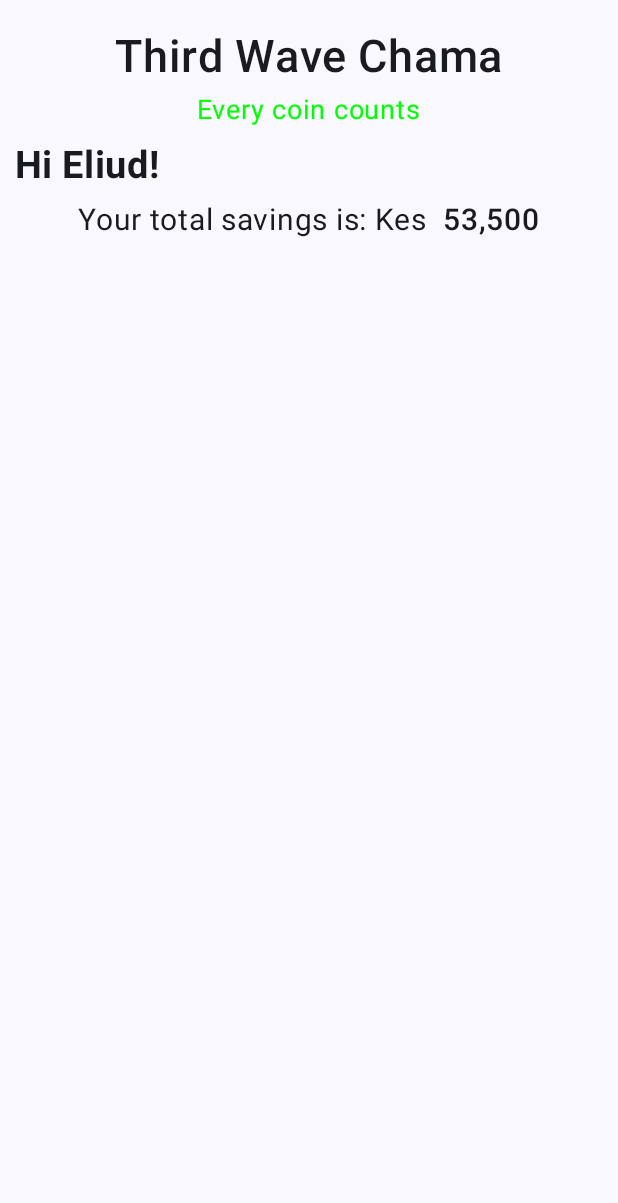
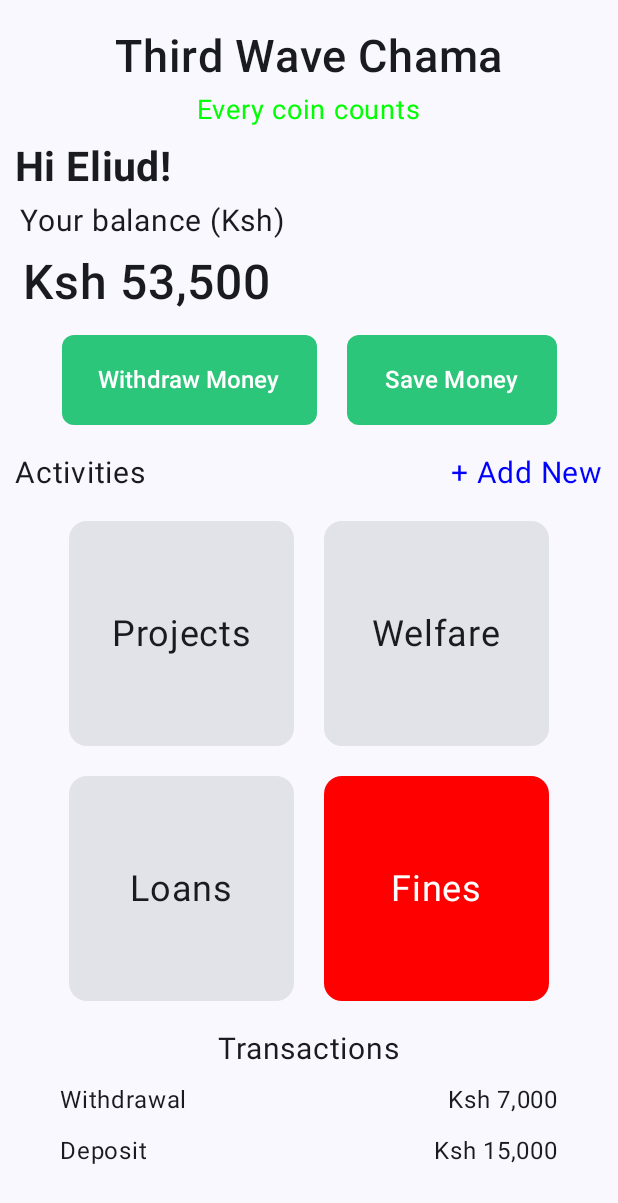
Before and after one commit to githukueliud/ChamaYetu, an Android app built with Jetpack Compose: the screen it shows after launch (MainActivity), on a phone screen of 412 x 824 dp. Shown: the top 1203 px of the screen. Run offline under Robolectric (Android 15) with nearby library versions, the phone set to English and light mode, and no system bars.

Commit message:
Home screen UI done

```diff
--- a/app/src/main/java/com/example/chamayetu/presentation/HomeScreen.kt
+++ b/app/src/main/java/com/example/chamayetu/presentation/HomeScreen.kt
@@ -1,5 +1,6 @@
 package com.example.chamayetu.presentation
 
+import androidx.compose.foundation.layout.Arrangement
 import androidx.compose.foundation.layout.Column
 import androidx.compose.foundation.layout.Row
 import androidx.compose.foundation.layout.Spacer
@@ -8,6 +9,11 @@ import androidx.compose.foundation.layout.fillMaxWidth
 import androidx.compose.foundation.layout.height
 import androidx.compose.foundation.layout.padding
 import androidx.compose.foundation.layout.width
+import androidx.compose.foundation.shape.RoundedCornerShape
+import androidx.compose.material3.Button
+import androidx.compose.material3.ButtonDefaults
+import androidx.compose.material3.Card
+import androidx.compose.material3.CardDefaults
 import androidx.compose.material3.Text
 import androidx.compose.runtime.Composable
 import androidx.compose.ui.Alignment
@@ -42,21 +48,169 @@ fun HomeScreen(modifier: Modifier = Modifier) {
         Text(
             text = "Hi Eliud!",
             modifier = Modifier.fillMaxWidth(),
-            fontSize = 25.sp,
+            fontSize = 27.sp,
             fontWeight = FontWeight.Bold
         )
+        Spacer(modifier = Modifier.height(8.dp))
+        Text(
+            text = "Your balance (Ksh)",
+            fontSize = 20.sp,
+            modifier = Modifier
+                .fillMaxWidth()
+                .padding(start = 3.dp)
+        )
         Spacer(modifier = Modifier.height(10.dp))
-        Row{
+        Text(
+            text = "Ksh 53,500",
+            fontSize = 32.sp,
+            fontWeight = FontWeight.SemiBold,
+            modifier = Modifier
+                .fillMaxWidth()
+                .padding(start = 5.dp)
+        )
+        Spacer(modifier = Modifier.height(15.dp))
+        Row {
+            Button(
+                onClick = { /*TODO*/ },
+                modifier = Modifier
+                    .height(60.dp)
+                    .width(170.dp),
+                shape = RoundedCornerShape(8.dp),
+                colors = ButtonDefaults.outlinedButtonColors(contentColor = Color.White, containerColor = Color(44, 198, 123))
+            ) {
+                Text(
+                    text = "Withdraw Money",
+                    fontSize = 16.sp
+                )
+            }
+            Spacer(modifier = Modifier.width(20.dp))
+            Button(
+                onClick = { /*TODO*/ },
+                modifier = Modifier
+                    .height(60.dp)
+                    .width(140.dp),
+                shape = RoundedCornerShape(8.dp),
+                colors = ButtonDefaults.outlinedButtonColors(contentColor = Color.White, containerColor = Color(44, 198, 123))
+            ) {
+                Text(
+                    text = "Save Money",
+                    fontSize = 16.sp
+                )
+            }
+        }
+        Spacer(modifier = Modifier.height(20.dp))
+        Row(
+            modifier = Modifier.fillMaxWidth(),
+            horizontalArrangement = Arrangement.SpaceBetween
+        ){
             Text(
-                text = "Your total savings is: Kes ",
+                text = "Activities",
                 fontSize = 20.sp
             )
-            Spacer(modifier = Modifier.width(5.dp))
             Text(
-                text = "53,500",
+                text = "+ Add New",
                 fontSize = 20.sp,
-                fontWeight = FontWeight.SemiBold
+                color = Color.Blue
             )
+        }
+        Spacer(modifier = Modifier.height(20.dp))
+        Row {
+            Card(
+                modifier = Modifier
+                    .height(150.dp)
+                    .width(150.dp)
+            ) {
+                Column(
+                    modifier = Modifier.fillMaxSize(),
+                    verticalArrangement = Arrangement.Center,
+                    horizontalAlignment = Alignment.CenterHorizontally
+                ) {
+                    Text(
+                        text = "Projects",
+                        fontSize = 24.sp
+                    )
+                }
+            }
+            Spacer(modifier = Modifier.width(20.dp))
+            Card(
+                modifier = Modifier
+                    .height(150.dp)
+                    .width(150.dp)
+            ) {
+                Column(
+                    modifier = Modifier.fillMaxSize(),
+                    verticalArrangement = Arrangement.Center,
+                    horizontalAlignment = Alignment.CenterHorizontally
+                ) {
+                    Text(
+                        text = "Welfare",
+                        fontSize = 24.sp
+                    )
+                }
+            }
+        }
+        Spacer(modifier = Modifier.height(20.dp))
+        Row {
+            Card(
+                modifier = Modifier
+                    .height(150.dp)
+                    .width(150.dp)
+            ) {
+                Column(
+                    modifier = Modifier.fillMaxSize(),
+                    verticalArrangement = Arrangement.Center,
+                    horizontalAlignment = Alignment.CenterHorizontally
+                ) {
+                    Text(
+                        text = "Loans",
+                        fontSize = 24.sp
+                    )
+                }
+            }
+            Spacer(modifier = Modifier.width(20.dp))
+            Card(
+                modifier = Modifier
+                    .height(150.dp)
+                    .width(150.dp),
+                colors = CardDefaults.cardColors(
+                    containerColor = Color.Red
+                )
+            ) {
+                Column(
+                    modifier = Modifier.fillMaxSize(),
+                    verticalArrangement = Arrangement.Center,
+                    horizontalAlignment = Alignment.CenterHorizontally
+                ) {
+                    Text(
+                        text = "Fines",
+                        fontSize = 24.sp,
+                        color = Color.White
+                    )
+                }
+            }
+        }
+        Spacer(modifier = Modifier.height(20.dp))
+        Text(
+            text = "Transactions",
+            fontSize = 20.sp
+        )
+        Spacer(modifier = Modifier.height(10.dp))
+        Row(
+            modifier = Modifier
+                .fillMaxWidth()
+                .padding(start = 30.dp, end = 30.dp),
+            horizontalArrangement = Arrangement.SpaceBetween
+        ) {
+            Text(text = "Withdrawal")
+            Text(text = "Ksh 7,000")
+        }
+        Spacer(modifier = Modifier.height(10.dp))
+        Row(
+            modifier = Modifier.fillMaxWidth().padding(start = 30.dp, end = 30.dp),
+            horizontalArrangement = Arrangement.SpaceBetween
+        ) {
+            Text(text = "Deposit")
+            Text(text = "Ksh 15,000")
         }
     }
 }
```
